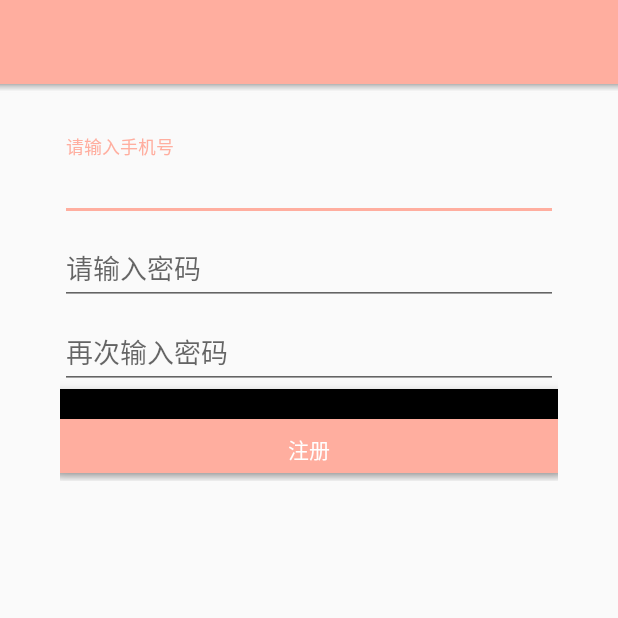
After one commit to SE-Project-Group/Android_App, an Android app: the SignUpActivity screen opened directly, with no data from a screen before it, on a phone screen of 412 x 824 dp, the top half of it. The commit adds this screen. Run offline under Robolectric (Android 15) with nearby library versions, the light colour scheme and no system bars.

Commit message:
improve UI & build SIGN UP page

```diff
--- /dev/null
+++ b/Android_App/app/src/main/java/com/example/android/android_app/SignUpActivity.java
@@ -0,0 +1,13 @@
+package com.example.android.android_app;
+
+import android.support.v7.app.AppCompatActivity;
+import android.os.Bundle;
+
+public class SignUpActivity extends AppCompatActivity {
+
+    @Override
+    protected void onCreate(Bundle savedInstanceState) {
+        super.onCreate(savedInstanceState);
+        setContentView(R.layout.activity_sign_up);
+    }
+}
--- /dev/null
+++ b/Android_App/app/src/main/res/drawable/shadow.xml
@@ -0,0 +1,8 @@
+<?xml version="1.0" encoding="utf-8"?>
+<shape xmlns:android="http://schemas.android.com/apk/res/android"
+    android:shape="rectangle">
+    <gradient android:angle="270"
+        android:startColor="#c7c7c7"
+        android:endColor="@color/white" />
+
+</shape>
--- /dev/null
+++ b/Android_App/app/src/main/res/drawable/text_bg.xml
@@ -0,0 +1,5 @@
+<?xml version="1.0" encoding="utf-8"?>
+<selector xmlns:android="http://schemas.android.com/apk/res/android">
+    <item android:state_window_focused="false" android:drawable="@drawable/text_bg_normal" />
+    <item android:state_focused="true" android:drawable="@drawable/text_bg_focused" />
+</selector>
--- /dev/null
+++ b/Android_App/app/src/main/res/drawable/text_bg_focused.xml
@@ -0,0 +1,4 @@
+<?xml version="1.0" encoding="utf-8"?>
+<shape xmlns:android="http://schemas.android.com/apk/res/android">
+
+</shape>
--- /dev/null
+++ b/Android_App/app/src/main/res/layout/activity_sign_up.xml
@@ -0,0 +1,79 @@
+<?xml version="1.0" encoding="utf-8"?>
+<LinearLayout xmlns:android="http://schemas.android.com/apk/res/android"
+    android:orientation="vertical" android:layout_width="match_parent"
+    android:layout_height="match_parent"
+    >
+    <ImageView
+        android:layout_width="match_parent"
+        android:layout_height="5dp"
+        android:background="@drawable/shadow"
+        android:alpha="100"
+        android:layout_below="@+id/typonumber"/>
+
+    <LinearLayout
+        android:layout_width="match_parent"
+        android:layout_height="wrap_content"
+        android:layout_marginLeft="40dp"
+        android:layout_marginRight="40dp"
+        android:orientation="vertical"
+        android:layout_marginTop="30dp">
+        <android.support.design.widget.TextInputLayout
+            android:id="@+id/user_name"
+            android:layout_width="match_parent"
+            android:layout_height="wrap_content">
+
+            <EditText
+                android:layout_width="match_parent"
+                android:layout_height="wrap_content"
+                android:hint="请输入手机号"
+                android:maxLines="2"/>
+
+        </android.support.design.widget.TextInputLayout>
+        <android.support.design.widget.TextInputLayout
+            android:id="@+id/password"
+            android:layout_width="match_parent"
+            android:layout_height="wrap_content">
+
+            <EditText
+                android:layout_width="match_parent"
+                android:layout_height="wrap_content"
+                android:hint="请输入密码"
+                android:maxLines="2"/>
+
+        </android.support.design.widget.TextInputLayout>
+        <android.support.design.widget.TextInputLayout
+            android:id="@+id/password_com"
+            android:layout_width="match_parent"
+            android:layout_height="wrap_content">
+
+            <EditText
+                android:layout_width="match_parent"
+                android:layout_height="wrap_content"
+                android:hint="再次输入密码"
+                android:maxLines="2"/>
+
+        </android.support.design.widget.TextInputLayout>
+
+
+        <android.support.design.widget.BottomNavigationView
+            android:id="@+id/sign_up_btn"
+            android:layout_width="match_parent"
+            android:layout_height="wrap_content"
+            >
+        <Button
+            android:layout_width="match_parent"
+            android:layout_height="40dp"
+            android:background="@color/colorAccent"
+            android:textColor="@color/white"
+            android:layout_marginTop="20dp"
+            android:text="注册" />
+    </android.support.design.widget.BottomNavigationView>
+        <ImageView
+            android:layout_width="match_parent"
+            android:layout_height="5dp"
+            android:background="@drawable/shadow"
+            android:alpha="100"
+            android:layout_below="@+id/typonumber"/>
+    </LinearLayout>
+
+</LinearLayout>
--- a/Android_App/app/src/main/res/layout/user_fragment.xml
+++ b/Android_App/app/src/main/res/layout/user_fragment.xml
@@ -24,8 +24,8 @@
         android:id="@+id/sign_btn"
         android:text="注册/登陆"
         android:layout_gravity="center"
-        android:layout_marginTop="8dp"
-        android:background="@drawable/btn_style"/>
+        android:layout_marginTop="8dp" />
+
 </LinearLayout>
 
     <LinearLayout
--- a/Android_App/app/src/main/res/values/colors.xml
+++ b/Android_App/app/src/main/res/values/colors.xml
@@ -1,8 +1,8 @@
 <?xml version="1.0" encoding="utf-8"?>
 <resources>
-    <color name="colorPrimary">#3F51B5</color>
-    <color name="colorPrimaryDark">#303F9F</color>
-    <color name="colorAccent">#FF4081</color>
+    <color name="colorPrimary">#ffae9f</color>
+    <color name="colorPrimaryDark">#ca7e71</color>
+    <color name="colorAccent">#ffae9f</color>
     <color name="orange">#FF7F00</color>
     <color name="black">#000000</color>
     <color name="white">#FFFFFF</color>
--- a/Android_App/build.gradle
+++ b/Android_App/build.gradle
@@ -5,7 +5,7 @@ buildscript {
         jcenter()
     }
     dependencies {
-        classpath 'com.android.tools.build:gradle:2.3.0'
+        classpath 'com.android.tools.build:gradle:2.3.1'
 
         // NOTE: Do not place your application dependencies here; they belong
         // in the individual module build.gradle files
```
Also changed, not shown: Android_App/app/src/main/AndroidManifest.xml (+8 -8 lines), Android_App/app/src/main/java/com/example/android/android_app/HomeActivity.java (+8 -12 lines), Android_App/app/src/main/java/com/example/android/android_app/LogInActivity.java (+10 -0 lines), Android_App/app/src/main/java/com/example/android/android_app/fragment/UserFragment.java (+16 -0 lines), Android_App/app/src/main/res/drawable/text_bg_normal.xml (added, +12 -0 lines), Android_App/app/src/main/res/layout/activity_log_in.xml (+14 -2 lines).
